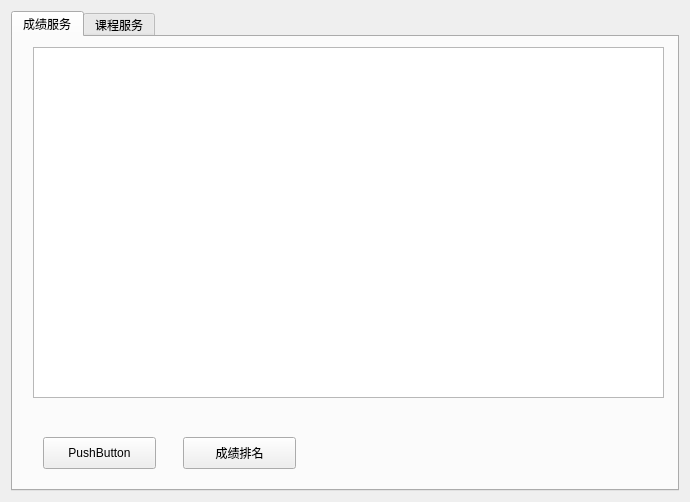
Before: the Qt Designer form src/MainWindow.ui in lixiao189/grade-manager, drawn with Qt 5.
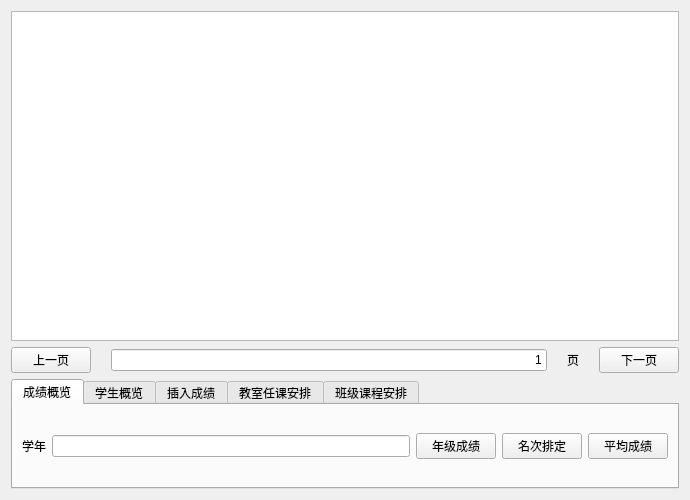
After: the same form once the commit is applied.

Commit message: basic frame finished

What changed in the file:
```diff
--- a/src/MainWindow.ui
+++ b/src/MainWindow.ui
@@ -7,62 +7,158 @@
     <x>0</x>
     <y>0</y>
     <width>690</width>
-    <height>502</height>
+    <height>500</height>
    </rect>
   </property>
+  <property name="minimumSize">
+   <size>
+    <width>690</width>
+    <height>500</height>
+   </size>
+  </property>
   <property name="windowTitle">
    <string>MainWindow</string>
   </property>
   <layout class="QVBoxLayout" name="verticalLayout">
+   <item>
+    <widget class="QTableView" name="tableView">
+     <property name="sizePolicy">
+      <sizepolicy hsizetype="Expanding" vsizetype="Expanding">
+       <horstretch>0</horstretch>
+       <verstretch>3</verstretch>
+      </sizepolicy>
+     </property>
+    </widget>
+   </item>
+   <item>
+    <layout class="QHBoxLayout" name="horizontalLayout">
+     <property name="spacing">
+      <number>20</number>
+     </property>
+     <item>
+      <widget class="QPushButton" name="pushButton">
+       <property name="sizePolicy">
+        <sizepolicy hsizetype="Fixed" vsizetype="Fixed">
+         <horstretch>0</horstretch>
+         <verstretch>0</verstretch>
+        </sizepolicy>
+       </property>
+       <property name="text">
+        <string>上一页</string>
+       </property>
+      </widget>
+     </item>
+     <item>
+      <widget class="QLineEdit" name="lineEdit">
+       <property name="sizePolicy">
+        <sizepolicy hsizetype="Preferred" vsizetype="Fixed">
+         <horstretch>0</horstretch>
+         <verstretch>0</verstretch>
+        </sizepolicy>
+       </property>
+       <property name="text">
+        <string>1</string>
+       </property>
+       <property name="alignment">
+        <set>Qt::AlignRight|Qt::AlignTrailing|Qt::AlignVCenter</set>
+       </property>
+      </widget>
+     </item>
+     <item>
+      <widget class="QLabel" name="label">
+       <property name="sizePolicy">
+        <sizepolicy hsizetype="Fixed" vsizetype="Preferred">
+         <horstretch>0</horstretch>
+         <verstretch>0</verstretch>
+        </sizepolicy>
+       </property>
+       <property name="text">
+        <string>页</string>
+       </property>
+      </widget>
+     </item>
+     <item>
+      <widget class="QPushButton" name="pushButton_2">
+       <property name="sizePolicy">
+        <sizepolicy hsizetype="Fixed" vsizetype="Fixed">
+         <horstretch>0</horstretch>
+         <verstretch>0</verstretch>
+        </sizepolicy>
+       </property>
+       <property name="text">
+        <string>下一页</string>
+       </property>
+      </widget>
+     </item>
+    </layout>
+   </item>
    <item>
     <widget class="QTabWidget" name="tabWidget">
+     <property name="sizePolicy">
+      <sizepolicy hsizetype="Expanding" vsizetype="Expanding">
+       <horstretch>0</horstretch>
+       <verstretch>1</verstretch>
+      </sizepolicy>
+     </property>
      <property name="currentIndex">
       <number>0</number>
      </property>
      <widget class="QWidget" name="tab">
       <attribute name="title">
-       <string>成绩服务</string>
+       <string>成绩概览</string>
       </attribute>
-      <widget class="QTableView" name="tableView">
-       <property name="geometry">
-        <rect>
-         <x>20</x>
-         <y>10</y>
-         <width>631</width>
-         <height>351</height>
-        </rect>
-       </property>
-      </widget>
-      <widget class="QPushButton" name="pushButton">
-       <property name="geometry">
-        <rect>
-         <x>30</x>
-         <y>400</y>
-         <width>113</width>
-         <height>32</height>
-        </rect>
-       </property>
-       <property name="text">
-        <string>PushButton</string>
-       </property>
-      </widget>
-      <widget class="QPushButton" name="pushButton_2">
-       <property name="geometry">
-        <rect>
-         <x>170</x>
-         <y>400</y>
-         <width>113</width>
-         <height>32</height>
-        </rect>
-       </property>
-       <property name="text">
-        <string>成绩排名</string>
-       </property>
-      </widget>
+      <layout class="QHBoxLayout" name="horizontalLayout_2">
+       <item>
+        <widget class="QLabel" name="label_2">
+         <property name="text">
+          <string>学年</string>
+         </property>
+        </widget>
+       </item>
+       <item>
+        <widget class="QLineEdit" name="lineEdit_2"/>
+       </item>
+       <item>
+        <widget class="QPushButton" name="pushButton_3">
+         <property name="text">
+          <string>年级成绩</string>
+         </property>
+        </widget>
+       </item>
+       <item>
+        <widget class="QPushButton" name="pushButton_4">
+         <property name="text">
+          <string>名次排定</string>
+         </property>
+        </widget>
+       </item>
+       <item>
+        <widget class="QPushButton" name="pushButton_5">
+         <property name="text">
+          <string>平均成绩</string>
+         </property>
+        </widget>
+       </item>
+      </layout>
      </widget>
      <widget class="QWidget" name="tab_2">
       <attribute name="title">
-       <string>课程服务</string>
+       <string>学生概览</string>
+      </attribute>
+     </widget>
+     <widget class="QWidget" name="tab_3">
+      <attribute name="title">
+       <string>插入成绩</string>
+      </attribute>
+     </widget>
+     <widget class="QWidget" name="tab_4">
+      <attribute name="title">
+       <string>教室任课安排</string>
+      </attribute>
+     </widget>
+     <widget class="QWidget" name="tab_5">
+      <attribute name="title">
+       <string>班级课程安排</string>
       </attribute>
      </widget>
     </widget>
```
